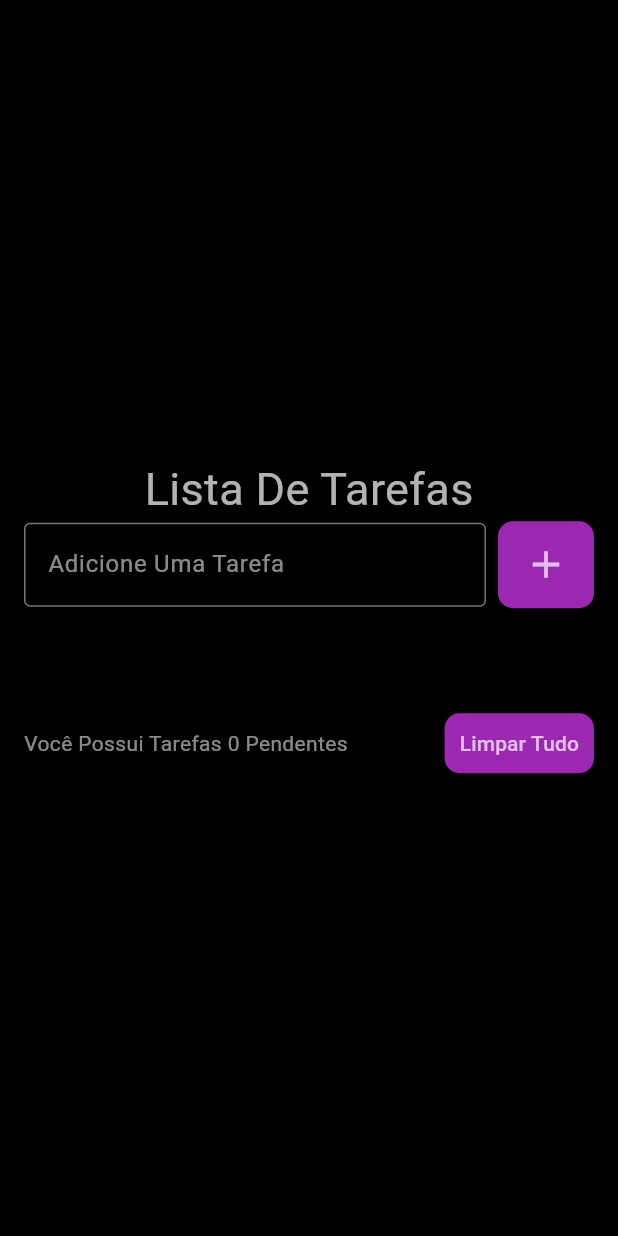
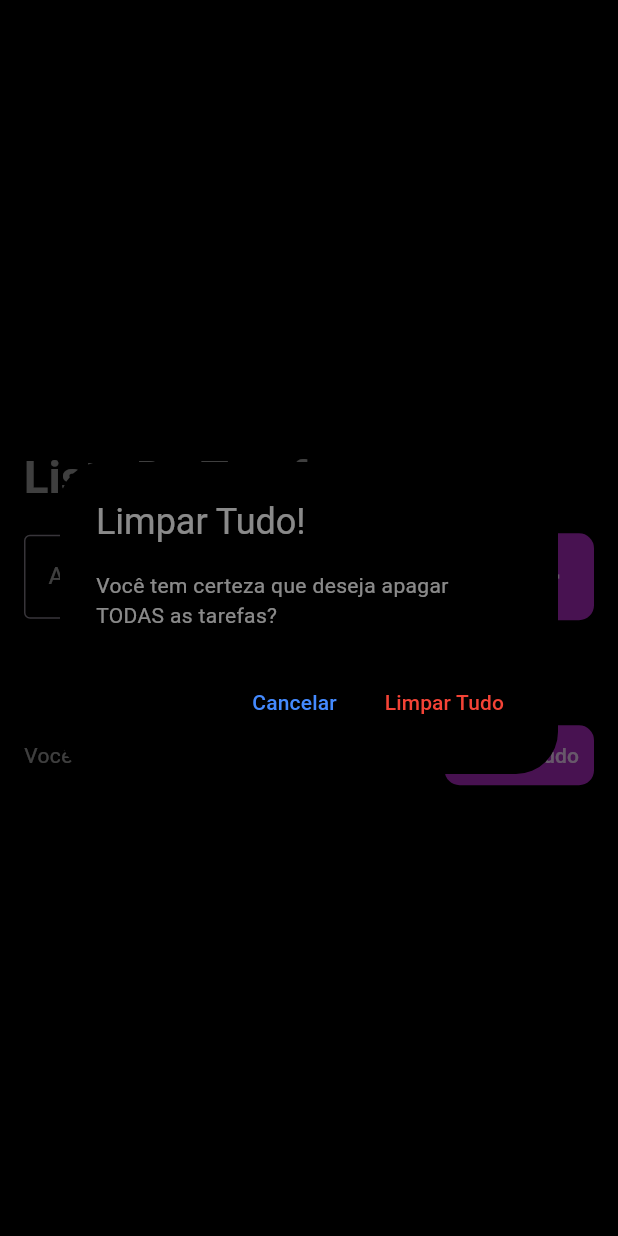
Before and after one commit to Murilo-RD/lista_flutter, a Flutter app: the screen it shows after launch, after a tap on "Limpar Tudo", on a phone screen of 412 x 824 dp. Run offline on Flutter 3.47's test engine with Material 3 defaults, Android fonts, the phone set to English and light mode, and no system bars; our stand-ins replace flutter_slidable.

Commit message:
finalização do app

```diff
--- a/lib/Pages/list_page.dart
+++ b/lib/Pages/list_page.dart
@@ -28,10 +28,72 @@ class _ListPageState extends State<ListPage> {
     }
   }
 
+  Todo? deletedTodo;
+  int? deletedTodoPos;
+
   void onDelete(Todo todo) {
+    deletedTodo = todo;
+    deletedTodoPos = todos.indexOf(todo);
     setState(() {
       todos.remove(todo);
     });
+    ScaffoldMessenger.of(context).clearSnackBars();
+    ScaffoldMessenger.of(context).showSnackBar(
+      SnackBar(
+        content: Text(
+          'Tarefa (${todo.title}) foi removida com sucesso',
+          style: TextStyle(
+            color: Colors.white54,
+          ),
+        ),
+        backgroundColor: Colors.white12,
+        action: SnackBarAction(
+          label: 'Desfazer',
+          textColor: Colors.red,
+          onPressed: () {
+            setState(() {
+              todos.insert(deletedTodoPos!, deletedTodo!);
+            });
+          },
+        ),
+        duration: const Duration(seconds: 5),
+      ),
+    );
+  }
+
+  void showDeletrTodosConfirmationDialog() {
+    showDialog(
+      context: context,
+      builder: (context) => AlertDialog(
+        backgroundColor: Colors.black,
+        title: Text(
+          'Limpar Tudo!',
+          style: TextStyle(color: Colors.white54),
+        ),
+        content: Text(
+          'Você tem certeza que deseja apagar TODAS as tarefas?',
+          style: TextStyle(color: Colors.white54),
+        ),
+        actions: [
+          TextButton(
+            onPressed: (){
+              Navigator.of(context).pop();
+            },
+            child: Text('Cancelar',style: TextStyle(color: Colors.blueAccent),),
+          ),
+          TextButton(
+            onPressed: (){
+              setState(() {
+                Navigator.of(context).pop();
+                todos.clear();
+              });
+
+            },
+            child: Text('Limpar Tudo',style: TextStyle(color: Colors.red),),
+          ),
+        ],
+      ),
+    );
   }
 
   @override
@@ -45,12 +107,20 @@ class _ListPageState extends State<ListPage> {
           child: Column(
             mainAxisSize: MainAxisSize.min,
             children: [
-              Text(
-                "Lista De Tarefas",
-                style: TextStyle(
-                  color: Colors.white70,
-                  fontSize: 30,
+              Align(
+                alignment: Alignment.bottomLeft,
+                child: Text(
+                  "Lista De Tarefas",
+                  textAlign: TextAlign.center,
+                  style: TextStyle(
+                    color: Colors.white54,
+                    fontWeight: FontWeight.w600,
+                    fontSize: 30,
+                  ),
                 ),
+              ),
+              SizedBox(
+                height: 16,
               ),
               Row(
                 children: [
@@ -130,11 +200,7 @@ class _ListPageState extends State<ListPage> {
                     ),
                   ),
                   ElevatedButton(
-                    onPressed: () {
-                      setState(() {
-                        todos.clear();
-                      });
-                    },
+                    onPressed: showDeletrTodosConfirmationDialog,
                     style: ElevatedButton.styleFrom(
                       backgroundColor: Colors.purple,
                       padding: EdgeInsets.all(10),
```
